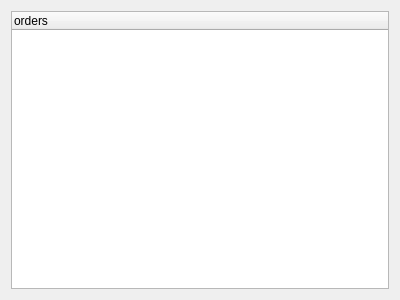
Before: the Qt Designer form client/orderwidget.ui in gitjip/microtrade, drawn with Qt 5.
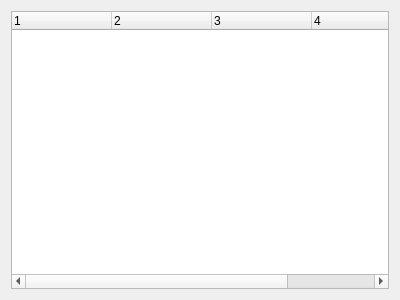
After: the same form once the commit is applied.

What changed in the file:
```diff
--- a/client/orderwidget.ui
+++ b/client/orderwidget.ui
@@ -16,9 +16,32 @@
   <layout class="QGridLayout" name="gridLayout">
    <item row="0" column="0">
     <widget class="QTreeWidget" name="treeWidget">
+     <attribute name="headerVisible">
+      <bool>true</bool>
+     </attribute>
      <column>
       <property name="text">
-       <string>orders</string>
+       <string>1</string>
+      </property>
+     </column>
+     <column>
+      <property name="text">
+       <string>2</string>
+      </property>
+     </column>
+     <column>
+      <property name="text">
+       <string>3</string>
+      </property>
+     </column>
+     <column>
+      <property name="text">
+       <string>4</string>
+      </property>
+     </column>
+     <column>
+      <property name="text">
+       <string>5</string>
       </property>
      </column>
     </widget>
```
